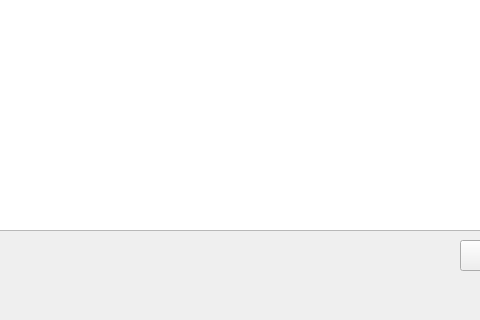
WarlockLeylin/Coffee_v3.0, file main.ui: the form before one commit; both pictures show x 160 to 640 and y 280 to 600 of the 800 by 600 pixel window.
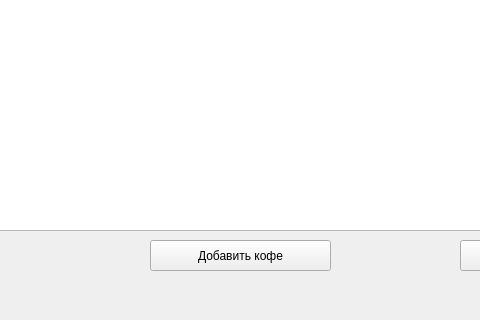
The form after the commit.

The edit to the form file:
```diff
--- a/main.ui
+++ b/main.ui
@@ -37,6 +37,19 @@
      </rect>
     </property>
    </widget>
+   <widget class="QPushButton" name="addCoffee">
+    <property name="geometry">
+     <rect>
+      <x>310</x>
+      <y>520</y>
+      <width>181</width>
+      <height>31</height>
+     </rect>
+    </property>
+    <property name="text">
+     <string>Добавить кофе</string>
+    </property>
+   </widget>
   </widget>
   <widget class="QMenuBar" name="menubar">
    <property name="geometry">
```
